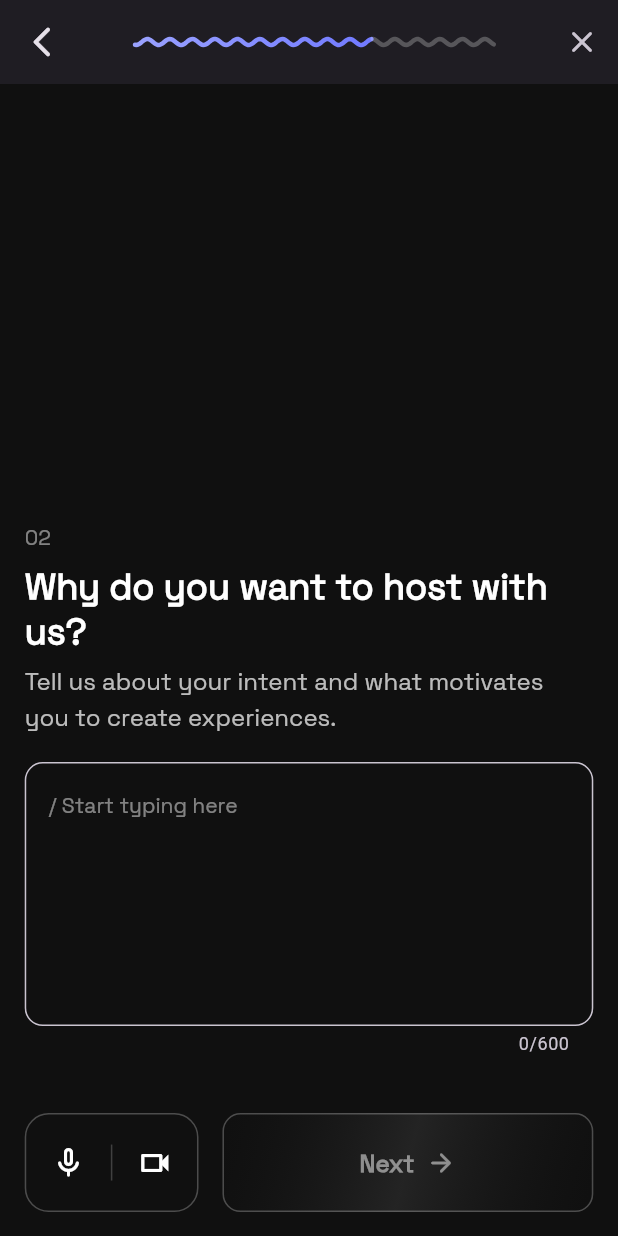
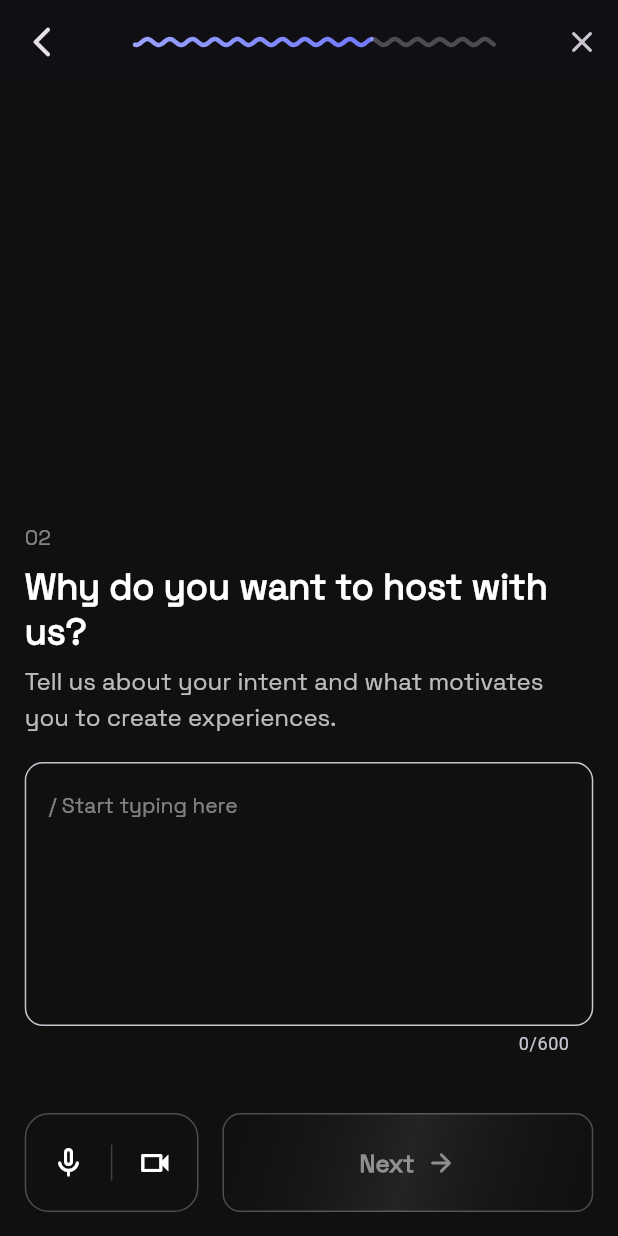
Before and after one commit to itsRamit/HostMate, a Flutter app: the OnboardingQuestionScreen screen opened by its route, on a phone screen of 412 x 824 dp. Run offline on Flutter 3.47's test engine with Material 3 defaults, Android fonts, the phone set to English and light mode, and no system bars; our stand-ins replace cached_network_image, camera, dio, flutter_riverpod, permission_handler, video_player; missing offline and left inert: audio_waveforms, flutter_sound, video_thumbnail; network calls fail.

Commit message:
fix: appbar background

```diff
--- a/lib/screens/onboarding_question.dart
+++ b/lib/screens/onboarding_question.dart
@@ -226,7 +226,7 @@ class _OnboardingQuestionScreenState
     return Scaffold(
       backgroundColor: AppColors.base2,
       appBar: AppBar(
-        backgroundColor: AppColors.base2,
+        backgroundColor: Colors.black,
         elevation: 0,
         leading: IconButton(
           icon: const Icon(Icons.arrow_back_ios_new_rounded),
```
